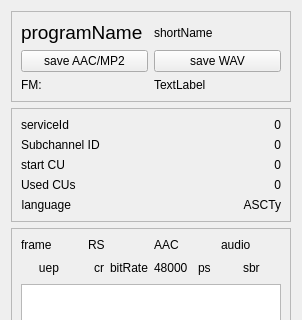
This is sources/main/forms-v7/technical-data.ui in JvanKatwijk/qt-dab as Qt 5 draws it before an edit; both pictures show x 0 to 302 and y 0 to 320 of the 302 by 511 pixel window. The edited form follows.
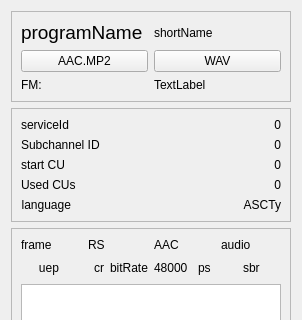
This is the edited form. Custom widgets are drawn as their Qt base class.

Patch:
```diff
--- a/sources/main/forms-v7/technical-data.ui
+++ b/sources/main/forms-v7/technical-data.ui
@@ -57,7 +57,7 @@
            <string>&lt;html&gt;&lt;head/&gt;&lt;body&gt;&lt;p&gt;DAB+ audio services are encoded in an AAC format. &lt;/p&gt;&lt;p&gt;Touching this button will show a menu to store the AAC frames into a file.&lt;/p&gt;&lt;p&gt;As usual, touching the button again will close the output file. Programs like vlc can handle such files.&lt;/p&gt;&lt;/body&gt;&lt;/html&gt;</string>
           </property>
           <property name="text">
-           <string>save AAC/MP2</string>
+           <string>AAC.MP2</string>
           </property>
          </widget>
         </item>
@@ -67,7 +67,7 @@
            <string>&lt;html&gt;&lt;head/&gt;&lt;body&gt;&lt;p&gt;The audio output can be saved as a file in uncompressed PCM format. &lt;/p&gt;&lt;p&gt;Touching this button will show a menu to save the PCM data into a file.&lt;/p&gt;&lt;p&gt;The output is a regular &amp;quot;.wav&amp;quot; file which can be handled by many other audio programs.&lt;/p&gt;&lt;/body&gt;&lt;/html&gt;</string>
           </property>
           <property name="text">
-           <string>save WAV</string>
+           <string>WAV</string>
           </property>
          </widget>
         </item>
```
